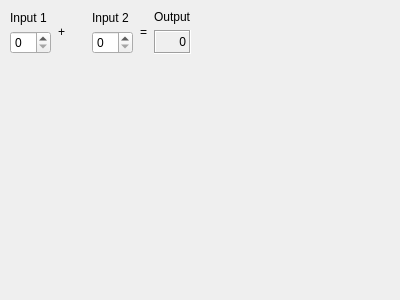
The window that SporzOBC-WAL/resources/calculatorform.ui (Eben-Epi/SporzOBC) describes before a commit, drawn with Qt 5.
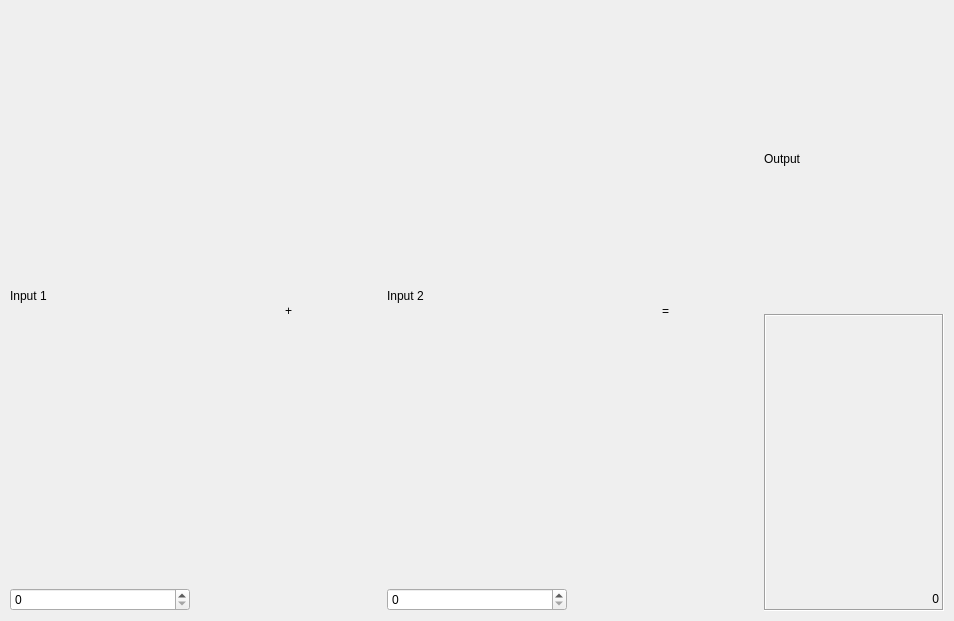
The same window after the commit.

Commit message: Frankenstein (yes) way of testing single heritance multiple ui (can be useful if you want to do tabs)

Patch:
```diff
--- a/SporzOBC-WAL/resources/calculatorform.ui
+++ b/SporzOBC-WAL/resources/calculatorform.ui
@@ -4,22 +4,17 @@
  <comment></comment>
  <exportmacro></exportmacro>
  <class>CalculatorForm</class>
- <widget class="QWidget" name="CalculatorForm" >
-  <property name="objectName" >
-   <string notr="true" >CalculatorForm</string>
-  </property>
-  <property name="geometry" >
+ <widget class="QWidget" name="CalculatorForm">
+  <property name="geometry">
    <rect>
     <x>0</x>
     <y>0</y>
-    <width>400</width>
-    <height>300</height>
+    <width>954</width>
+    <height>621</height>
    </rect>
   </property>
-  <property name="sizePolicy" >
-   <sizepolicy>
-    <hsizetype>5</hsizetype>
-    <vsizetype>5</vsizetype>
+  <property name="sizePolicy">
+   <sizepolicy hsizetype="Preferred" vsizetype="Preferred">
     <horstretch>0</horstretch>
     <verstretch>0</verstretch>
    </sizepolicy>
@@ -34,97 +29,71 @@
    <property name="margin" >
     <number>9</number>
    </property>
-   <property name="spacing" >
+   <property name="rightMargin">
+    <number>9</number>
+   </property>
+   <property name="bottomMargin">
+    <number>9</number>
+   </property>
+   <property name="spacing">
     <number>6</number>
    </property>
-   <item row="0" column="6" >
-    <spacer>
-     <property name="objectName" >
-      <string notr="true" >horizontalSpacer</string>
+   <item row="0" column="0">
+    <layout class="QVBoxLayout">
+     <property name="spacing">
+      <number>6</number>
      </property>
-     <property name="geometry" >
-      <rect>
-       <x>239</x>
-       <y>9</y>
-       <width>152</width>
-       <height>52</height>
-      </rect>
+     <property name="leftMargin">
+      <number>1</number>
      </property>
-     <property name="orientation" >
-      <enum>Qt::Horizontal</enum>
+     <property name="topMargin">
+      <number>1</number>
      </property>
-     <property name="sizeHint" >
-      <size>
-       <width>40</width>
-       <height>20</height>
-      </size>
+     <property name="rightMargin">
+      <number>1</number>
      </property>
-    </spacer>
+     <property name="bottomMargin">
+      <number>1</number>
+     </property>
+     <item>
+      <widget class="QLabel" name="label">
+       <property name="text">
+        <string>Input 1</string>
+       </property>
+      </widget>
+     </item>
+     <item>
+      <widget class="QSpinBox" name="inputSpinBox1"/>
+     </item>
+    </layout>
    </item>
-   <item row="0" column="4" >
-    <widget class="QLabel" name="label_3_2" >
-     <property name="objectName" >
-      <string notr="true" >label_3_2</string>
+   <item row="0" column="4">
+    <layout class="QVBoxLayout">
+     <property name="spacing">
+      <number>6</number>
      </property>
-     <property name="geometry" >
-      <rect>
-       <x>169</x>
-       <y>9</y>
-       <width>20</width>
-       <height>52</height>
-      </rect>
+     <property name="leftMargin">
+      <number>1</number>
      </property>
-     <property name="text" >
-      <string>=</string>
+     <property name="topMargin">
+      <number>1</number>
      </property>
-     <property name="alignment" >
-      <set>Qt::AlignCenter</set>
+     <property name="rightMargin">
+      <number>1</number>
      </property>
-    </widget>
-   </item>
-   <item row="0" column="5" >
-    <layout class="QVBoxLayout" >
-     <property name="objectName" >
-      <string notr="true" />
-     </property>
-     <property name="margin" >
+     <property name="bottomMargin">
       <number>1</number>
      </property>
-     <property name="spacing" >
-      <number>6</number>
-     </property>
      <item>
-      <widget class="QLabel" name="label_2_2_2" >
-       <property name="objectName" >
-        <string notr="true" >label_2_2_2</string>
-       </property>
-       <property name="geometry" >
-        <rect>
-         <x>1</x>
-         <y>1</y>
-         <width>36</width>
-         <height>17</height>
-        </rect>
-       </property>
-       <property name="text" >
+      <widget class="QLabel" name="label_2_2_2">
+       <property name="text">
         <string>Output</string>
        </property>
       </widget>
      </item>
      <item>
-      <widget class="QLabel" name="outputWidget" >
-       <property name="objectName" >
-        <string notr="true" >outputWidget</string>
-       </property>
-       <property name="geometry" >
-        <rect>
-         <x>1</x>
-         <y>24</y>
-         <width>36</width>
-         <height>27</height>
-        </rect>
-       </property>
-       <property name="frameShape" >
+      <widget class="QLabel" name="outputWidget">
+       <property name="frameShape">
         <enum>QFrame::Box</enum>
        </property>
        <property name="frameShadow" >
@@ -133,97 +102,26 @@
        <property name="text" >
         <string>0</string>
        </property>
-       <property name="alignment" >
-        <set>Qt::AlignAbsolute|Qt::AlignBottom|Qt::AlignCenter|Qt::AlignHCenter|Qt::AlignHorizontal_Mask|Qt::AlignJustify|Qt::AlignLeading|Qt::AlignLeft|Qt::AlignRight|Qt::AlignTop|Qt::AlignTrailing|Qt::AlignVCenter|Qt::AlignVertical_Mask</set>
+       <property name="alignment">
+        <set>Qt::AlignAbsolute|Qt::AlignBaseline|Qt::AlignBottom|Qt::AlignCenter|Qt::AlignHCenter|Qt::AlignHorizontal_Mask|Qt::AlignJustify|Qt::AlignLeading|Qt::AlignLeft|Qt::AlignRight|Qt::AlignTop|Qt::AlignTrailing|Qt::AlignVCenter|Qt::AlignVertical_Mask</set>
        </property>
       </widget>
      </item>
     </layout>
    </item>
-   <item row="1" column="2" >
-    <spacer>
-     <property name="objectName" >
-      <string notr="true" >verticalSpacer</string>
+   <item row="0" column="3">
+    <widget class="QLabel" name="label_3_2">
+     <property name="text">
+      <string>=</string>
      </property>
-     <property name="geometry" >
-      <rect>
-       <x>89</x>
-       <y>67</y>
-       <width>20</width>
-       <height>224</height>
-      </rect>
+     <property name="alignment">
+      <set>Qt::AlignCenter</set>
      </property>
-     <property name="orientation" >
-      <enum>Qt::Vertical</enum>
-     </property>
-     <property name="sizeHint" >
-      <size>
-       <width>20</width>
-       <height>40</height>
-      </size>
-     </property>
-    </spacer>
+    </widget>
    </item>
-   <item row="0" column="3" >
-    <layout class="QVBoxLayout" >
-     <property name="objectName" >
-      <string notr="true" />
-     </property>
-     <property name="margin" >
-      <number>1</number>
-     </property>
-     <property name="spacing" >
-      <number>6</number>
-     </property>
-     <item>
-      <widget class="QLabel" name="label_2" >
-       <property name="objectName" >
-        <string notr="true" >label_2</string>
-       </property>
-       <property name="geometry" >
-        <rect>
-         <x>1</x>
-         <y>1</y>
-         <width>46</width>
-         <height>19</height>
-        </rect>
-       </property>
-       <property name="text" >
-        <string>Input 2</string>
-       </property>
-      </widget>
-     </item>
-     <item>
-      <widget class="QSpinBox" name="inputSpinBox2" >
-       <property name="objectName" >
-        <string notr="true" >inputSpinBox2</string>
-       </property>
-       <property name="geometry" >
-        <rect>
-         <x>1</x>
-         <y>26</y>
-         <width>46</width>
-         <height>25</height>
-        </rect>
-       </property>
-      </widget>
-     </item>
-    </layout>
-   </item>
-   <item row="0" column="1" >
-    <widget class="QLabel" name="label_3" >
-     <property name="objectName" >
-      <string notr="true" >label_3</string>
-     </property>
-     <property name="geometry" >
-      <rect>
-       <x>63</x>
-       <y>9</y>
-       <width>20</width>
-       <height>52</height>
-      </rect>
-     </property>
-     <property name="text" >
+   <item row="0" column="1">
+    <widget class="QLabel" name="label_3">
+     <property name="text">
       <string>+</string>
      </property>
      <property name="alignment" >
@@ -231,49 +129,32 @@
      </property>
     </widget>
    </item>
-   <item row="0" column="0" >
-    <layout class="QVBoxLayout" >
-     <property name="objectName" >
-      <string notr="true" />
-     </property>
-     <property name="margin" >
-      <number>1</number>
-     </property>
-     <property name="spacing" >
+   <item row="0" column="2">
+    <layout class="QVBoxLayout">
+     <property name="spacing">
       <number>6</number>
      </property>
+     <property name="leftMargin">
+      <number>1</number>
+     </property>
+     <property name="topMargin">
+      <number>1</number>
+     </property>
+     <property name="rightMargin">
+      <number>1</number>
+     </property>
+     <property name="bottomMargin">
+      <number>1</number>
+     </property>
      <item>
-      <widget class="QLabel" name="label" >
-       <property name="objectName" >
-        <string notr="true" >label</string>
-       </property>
-       <property name="geometry" >
-        <rect>
-         <x>1</x>
-         <y>1</y>
-         <width>46</width>
-         <height>19</height>
-        </rect>
-       </property>
-       <property name="text" >
-        <string>Input 1</string>
+      <widget class="QLabel" name="label_2">
+       <property name="text">
+        <string>Input 2</string>
        </property>
       </widget>
      </item>
      <item>
-      <widget class="QSpinBox" name="inputSpinBox1" >
-       <property name="objectName" >
-        <string notr="true" >inputSpinBox1</string>
-       </property>
-       <property name="geometry" >
-        <rect>
-         <x>1</x>
-         <y>26</y>
-         <width>46</width>
-         <height>25</height>
-        </rect>
-       </property>
-      </widget>
+      <widget class="QSpinBox" name="inputSpinBox2"/>
      </item>
     </layout>
    </item>
```
Left out of the diff: 22 changed lines with no effect on the pictures. The commit also changes 6 other files.
